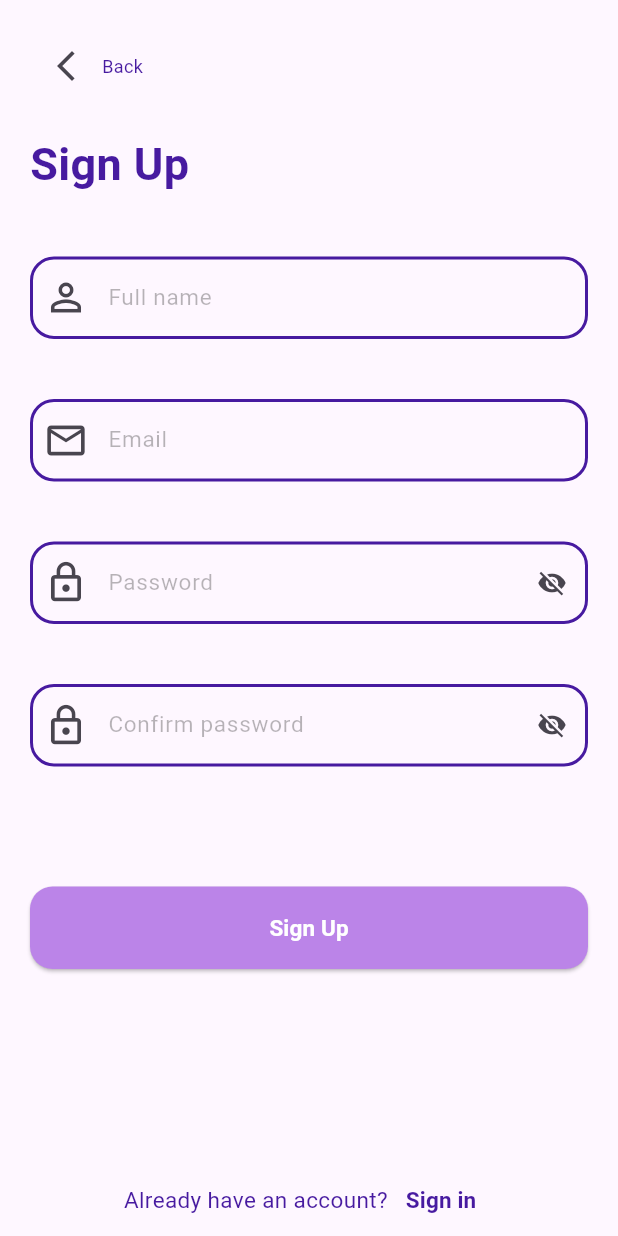
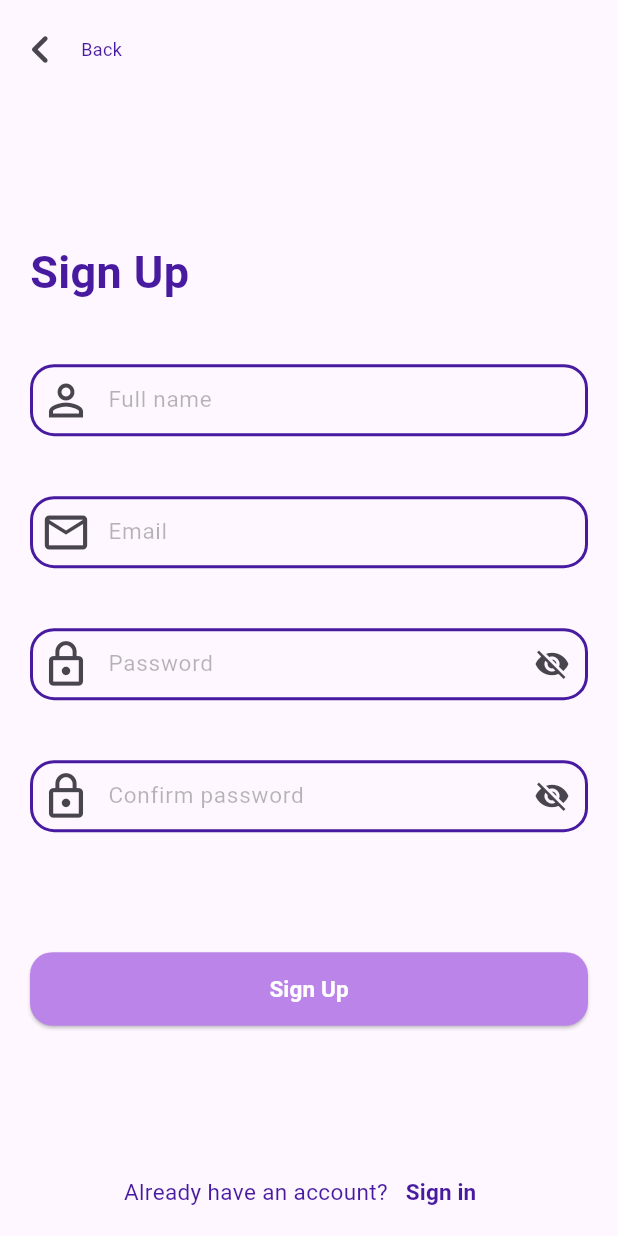
Before and after one commit to bihius/simple-notes-app, a Flutter app: the screen it shows after launch, after a tap on "Sign Up", on a phone screen of 412 x 824 dp. Run offline on Flutter 3.47's test engine with Material 3 defaults, Android fonts, the phone set to English and light mode, and no system bars; our stand-ins replace shared_preferences, sqflite; accounts and stored records are empty.

Commit message:
some visual improvements

```diff
--- a/lib/views/home/note_detail_view.dart
+++ b/lib/views/home/note_detail_view.dart
@@ -58,8 +58,9 @@ class _NoteDetailPageState extends State<NoteDetailPage> {
           ),
           const SizedBox(height: 8),
           Text(
-              DateFormat.yMMMd().format(DateTime.parse(note.createdTime)),
-            style: const TextStyle(color: Colors.black38),
+            DateFormat.yMMMMd().add_Hm().format(DateTime.parse(note.createdTime)),
+
+        style: const TextStyle(color: Colors.black38),
           ),
           const SizedBox(height: 8),
           Text(
--- a/lib/views/login/login_view.dart
+++ b/lib/views/login/login_view.dart
@@ -31,18 +31,18 @@ class _LoginViewState extends State<LoginView> {
           width: double.infinity,
           child: Column(
             children: <Widget>[
-              const Spacer(flex: 62),
+              const SizedBox(height: 62),
               // Logo
               Image.asset(MyImages.logo),
               Padding(
-                padding: const EdgeInsets.all(20.0),
+                padding: const EdgeInsets.all(21.0),
                 child: Form(
                   key: _formKey,
                   child: Column(
                     crossAxisAlignment: CrossAxisAlignment.stretch,
                     children: [
                       headerText('Sign In'),
-                      const SizedBox(height: 30),
+                      const SizedBox(height: 40),
 
                       TextFormFieldWithIcon(
                         hintText: 'Email or Username',
@@ -83,8 +83,9 @@ class _LoginViewState extends State<LoginView> {
                   ),
                 ),
               ),
-              const Spacer(flex: 350),
+              const Spacer(flex: 500),
               _dontHaveAccount(context),
+              const Spacer(flex: 62),
             ],
           ),
         ),
--- a/lib/views/register/register_view.dart
+++ b/lib/views/register/register_view.dart
@@ -34,11 +34,21 @@ class _RegisterViewState extends State<RegisterView> {
 
   Future<void> _registerUser() async {
     if (_formKey.currentState!.validate()) {
+      if (_passwordController.text != _confirmPasswordController.text) {
+        ScaffoldMessenger.of(context).showSnackBar(
+          const SnackBar(
+            content: Text('Passwords do not match'),
+          ),
+        );
+        return;
+      }
       final user = User(
         name: _nameController.text,
         email: _emailController.text,
         password: _passwordController.text,
       );
+
+
       await UsersDatabase.instance.create(user);
       // for debbuging purposes
       // final db = await UsersDatabase.instance.database;
@@ -46,6 +56,7 @@ class _RegisterViewState extends State<RegisterView> {
       // for (var user in users) {
       //   print(user);
       // }
+      // ignore: unnecessary_null_comparison
       if (user != null) {
         ScaffoldMessenger.of(context).showSnackBar(
           const SnackBar(
@@ -70,6 +81,9 @@ class _RegisterViewState extends State<RegisterView> {
           width: double.infinity,
           child: Column(
             children: [
+              const Spacer(flex: 62),
+              backButton(context),
+              const SizedBox(height: 80),
               Padding(
                 padding: const EdgeInsets.all(20.0),
                 child: Form(
@@ -77,8 +91,6 @@ class _RegisterViewState extends State<RegisterView> {
                   child: Column(
                     crossAxisAlignment: CrossAxisAlignment.stretch,
                     children: [
-                      backButton(context),
-                      const SizedBox(height: 20),
                       headerText('Sign Up'),
                       const SizedBox(height: 40),
 
@@ -150,8 +162,9 @@ class _RegisterViewState extends State<RegisterView> {
                 ),
               ),
 
-              const Spacer(flex: 350),
+              const Spacer(flex: 500),
               _alreadyHaveAccount(context),
+              const Spacer(flex: 62),
             ],
           ),
         ),
--- a/lib/views/widgets/back_button.dart
+++ b/lib/views/widgets/back_button.dart
@@ -4,10 +4,12 @@ import 'package:dsw52703/utils/colors.dart';
 Widget backButton(BuildContext context) {
   return Align(
     alignment: Alignment.topLeft,
+
     child: Row(
+      // spacing: -15,
       children: [
         IconButton(
-          icon: const Icon(Icons.arrow_back_ios_new),
+          icon: const Icon(Icons.keyboard_arrow_left_rounded, size: 38,),
           onPressed: () {
             Navigator.pop(context);
           },
@@ -18,7 +20,7 @@ Widget backButton(BuildContext context) {
           },
           child: Text(
             'Back',
-            style: TextStyle(color: MyColors.purpleColor, fontSize: 12),
+            style: TextStyle(color: MyColors.purpleColor, fontSize: 12, fontWeight: FontWeight.w400),
           ),
         ),
       ],
--- a/lib/views/widgets/basic_text_form_field.dart
+++ b/lib/views/widgets/basic_text_form_field.dart
@@ -22,7 +22,6 @@ class TextFormFieldWithIcon extends StatefulWidget {
 }
 
 class _TextFormFieldWithIconState extends State<TextFormFieldWithIcon> {
-  /// Kontrolujemy lokalnie widoczność hasła, jeśli `obscureText = true`.
   late bool _isObscured;
 
   @override
@@ -46,14 +45,13 @@ class _TextFormFieldWithIconState extends State<TextFormFieldWithIcon> {
         hintStyle: TextStyle(
           color: MyColors.blackColor.withOpacity(0.3),
         ),
-        prefixIcon: Icon(widget.icon, size: 30),
-        // Ikonka do włączania/wyłączania widoczności hasła,
-        // tylko jeśli pole ma być zasłaniane.
+        contentPadding: const EdgeInsets.symmetric(vertical: 12, horizontal: 20),
+        prefixIcon: Icon(widget.icon, size: 34),
         suffixIcon: widget.obscureText
             ? IconButton(
           icon: Icon(
             _isObscured ? Icons.visibility_off : Icons.visibility,
-            size: 20,
+            size: 24,
           ),
           onPressed: () {
             setState(() {
--- a/lib/views/widgets/pink_button.dart
+++ b/lib/views/widgets/pink_button.dart
@@ -11,7 +11,7 @@ Widget pinkButton(BuildContext context, String text, {Function()? onPressed}) {
     },
     style: ElevatedButton.styleFrom(
       backgroundColor: MyColors.pinkColor,
-      padding: const EdgeInsets.symmetric(horizontal: 50, vertical: 17),
+      padding: const EdgeInsets.symmetric(horizontal: 50, vertical: 14),
       shape: RoundedRectangleBorder(
         borderRadius: BorderRadius.circular(15),
       ),
```
